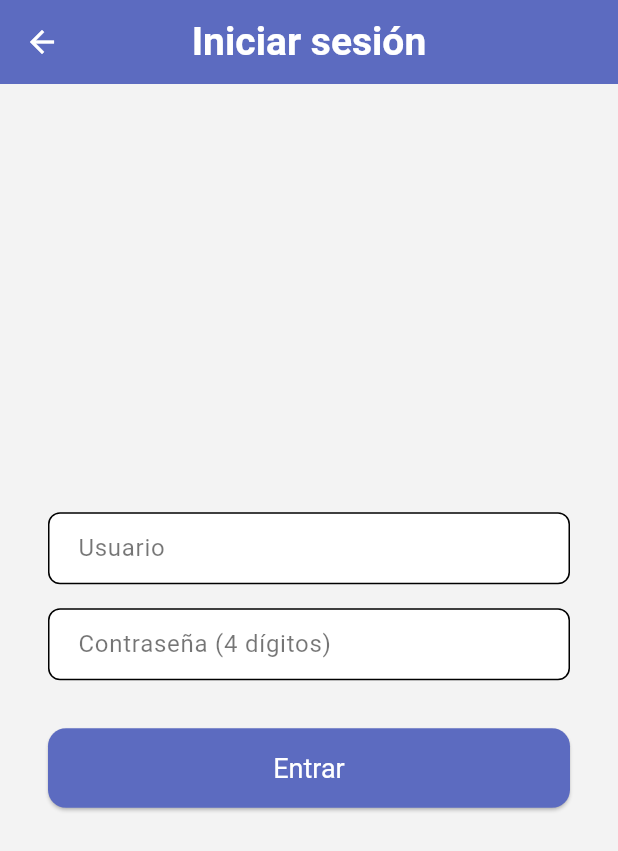
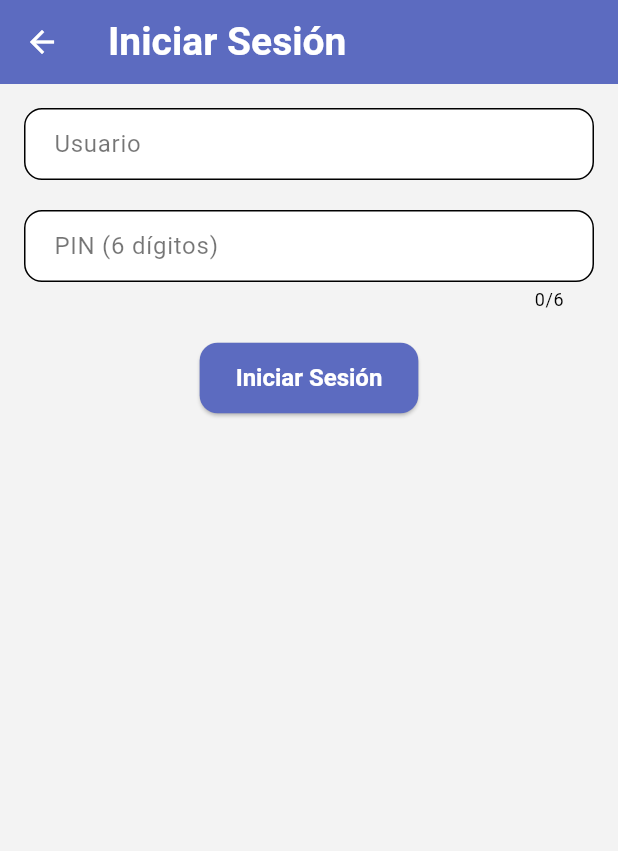
Before and after one commit to ItsMrMet/Monkey_D_Bar, a Flutter app: the screen it shows after launch, after a tap on "Iniciar sesión", on a phone screen of 412 x 824 dp. Shown: the top 851 px of the screen. Run offline on Flutter 3.47's test engine with Material 3 defaults, Android fonts, the light colour scheme and no system bars; our stand-ins replace cloud_firestore, firebase_auth, firebase_core; accounts and stored records are empty.

```diff
--- a/monkey_d_bar/lib/main.dart
+++ b/monkey_d_bar/lib/main.dart
@@ -4,8 +4,6 @@ import 'firebase_options.dart'; // Importa tu archivo
 
 import 'package:monkey_d_bar/theme.dart';
 import 'screens/welcome_page.dart';
-import 'screens/login_page.dart';
-import 'screens/register_page.dart';
 
 void main() async {
   WidgetsFlutterBinding.ensureInitialized();
@@ -45,11 +43,44 @@ class _AppRootState extends State<AppRoot> {
       title: 'Monkey D. Bar',
       debugShowCheckedModeBanner: false,
       theme: _currentTheme,
-      home: WelcomePage(onLoginSuccess: switchTheme),
-      routes: {
-        '/login': (_) => LoginPage(onLoginSuccess: switchTheme),
-        '/register': (_) => const RegisterPage(),
-      },
+      home: WelcomePageWrapper(
+        onThemeChange: switchTheme,
+      ),
     );
   }
 }
+
+class WelcomePageWrapper extends StatelessWidget {
+  final void Function(String faction) onThemeChange;
+  const WelcomePageWrapper({super.key, required this.onThemeChange});
+
+  @override
+  Widget build(BuildContext context) {
+    return WelcomePageWrapperInner(onThemeChange: onThemeChange);
+  }
+}
+
+// Esto permite pasar el callback de tema a login/register y a CardPage
+class WelcomePageWrapperInner extends StatelessWidget {
+  final void Function(String faction) onThemeChange;
+  const WelcomePageWrapperInner({super.key, required this.onThemeChange});
+
+  @override
+  Widget build(BuildContext context) {
+    return WelcomePageCustom(
+      onThemeChange: onThemeChange,
+    );
+  }
+}
+
+class WelcomePageCustom extends StatelessWidget {
+  final void Function(String faction) onThemeChange;
+  const WelcomePageCustom({super.key, required this.onThemeChange});
+
+  @override
+  Widget build(BuildContext context) {
+    return WelcomePage(
+        // Ahora WelcomePage ya no recibe onLoginSuccess, solo navegamos directo
+        );
+  }
+}
--- a/monkey_d_bar/lib/screens/login_page.dart
+++ b/monkey_d_bar/lib/screens/login_page.dart
@@ -1,105 +1,86 @@
 import 'package:flutter/material.dart';
-import 'package:cloud_firestore/cloud_firestore.dart';
+import '../services/auth_service.dart';
 import 'card_page.dart';
 
 class LoginPage extends StatefulWidget {
-  final void Function(String faction) onLoginSuccess;
-  const LoginPage({super.key, required this.onLoginSuccess});
+  const LoginPage({super.key});
 
   @override
-  State<LoginPage> createState() => _LoginPageState();
+  _LoginPageState createState() => _LoginPageState();
 }
 
 class _LoginPageState extends State<LoginPage> {
-  final TextEditingController _usernameController = TextEditingController();
-  final TextEditingController _passwordController = TextEditingController();
+  final _usernameController = TextEditingController();
+  final _pinController = TextEditingController();
+  final AuthService _authService = AuthService();
 
-  void _loginUser() async {
+  void _login() async {
     final username = _usernameController.text.trim();
-    final password = _passwordController.text.trim();
+    final pin = _pinController.text.trim();
 
-    if (username.isEmpty || password.length != 4) {
+    if (username.isEmpty || pin.isEmpty) {
       _showSnackbar('Completa todos los campos.');
       return;
     }
 
-    try {
-      final doc = await FirebaseFirestore.instance
-          .collection('users')
-          .doc(username)
-          .get();
+    if (pin.length != 6) {
+      _showSnackbar('El PIN debe tener 6 dígitos.');
+      return;
+    }
 
-      if (!doc.exists || doc['password'] != password) {
-        _showSnackbar('Credenciales inválidas.');
-        return;
-      }
+    final error = await _authService.loginUser(username: username, pin: pin);
 
-      final faction = doc['faction'];
+    if (error != null) {
+      _showSnackbar(error);
+      return;
+    }
 
-      // 👉 Cambia el tema antes de navegar
-      widget.onLoginSuccess(faction);
+    final faction = await _authService.getFaction(username);
+    if (faction == null) {
+      _showSnackbar('Error al obtener la facción');
+      return;
+    }
 
-      Navigator.pushReplacement(
-        context,
-        MaterialPageRoute(
-          builder: (_) => CardPage(username: username, faction: faction),
-        ),
-      );
-    } catch (e) {
-      _showSnackbar('Ocurrió un error. Intenta de nuevo.');
-    }
+    _showSnackbar('Login exitoso');
+
+    Navigator.pushReplacement(
+      context,
+      MaterialPageRoute(
+        builder: (_) => CardPage(username: username, faction: faction),
+      ),
+    );
   }
 
-  void _showSnackbar(String msg) {
-    ScaffoldMessenger.of(context).showSnackBar(SnackBar(content: Text(msg)));
+  void _showSnackbar(String message) {
+    ScaffoldMessenger.of(context).showSnackBar(
+      SnackBar(content: Text(message)),
+    );
   }
 
   @override
   Widget build(BuildContext context) {
     return Scaffold(
-      appBar: AppBar(
-        title: const Text('Iniciar sesión'),
-        centerTitle: true,
-      ),
+      appBar: AppBar(title: const Text('Iniciar Sesión')),
       body: Padding(
-        padding: const EdgeInsets.symmetric(horizontal: 32.0, vertical: 48.0),
+        padding: const EdgeInsets.all(16.0),
         child: Column(
-          mainAxisAlignment: MainAxisAlignment.center,
           children: [
             TextField(
               controller: _usernameController,
-              decoration: InputDecoration(
-                labelText: 'Usuario',
-                border: OutlineInputBorder(
-                  borderRadius: BorderRadius.circular(8),
-                ),
-              ),
+              decoration: const InputDecoration(labelText: 'Usuario'),
             ),
-            const SizedBox(height: 16),
+            const SizedBox(height: 20),
             TextField(
-              controller: _passwordController,
+              controller: _pinController,
+              decoration: const InputDecoration(labelText: 'PIN (6 dígitos)'),
               obscureText: true,
-              maxLength: 4,
+              maxLength: 6,
               keyboardType: TextInputType.number,
-              decoration: InputDecoration(
-                labelText: 'Contraseña (4 dígitos)',
-                border: OutlineInputBorder(
-                  borderRadius: BorderRadius.circular(8),
-                ),
-                counterText: '',
-              ),
             ),
-            const SizedBox(height: 32),
-            SizedBox(
-              width: double.infinity,
-              child: ElevatedButton(
-                onPressed: _loginUser,
-                style: ElevatedButton.styleFrom(
-                  padding: const EdgeInsets.symmetric(vertical: 16),
-                  textStyle: const TextStyle(fontSize: 18),
-                ),
-                child: const Text('Entrar'),
-              ),
+            const SizedBox(height: 20),
+            ElevatedButton(
+              onPressed: _login,
+              child: const Text('Iniciar Sesión'),
             ),
           ],
         ),
--- a/monkey_d_bar/lib/screens/welcome_page.dart
+++ b/monkey_d_bar/lib/screens/welcome_page.dart
@@ -3,8 +3,7 @@ import 'login_page.dart';
 import 'register_page.dart';
 
 class WelcomePage extends StatelessWidget {
-  final void Function(String faction) onLoginSuccess;
-  const WelcomePage({super.key, required this.onLoginSuccess});
+  const WelcomePage({super.key});
 
   @override
   Widget build(BuildContext context) {
@@ -41,7 +40,7 @@ class WelcomePage extends StatelessWidget {
                   Navigator.push(
                     context,
                     MaterialPageRoute(
-                      builder: (_) => LoginPage(onLoginSuccess: onLoginSuccess),
+                      builder: (_) => const LoginPage(),
                     ),
                   );
                 },
@@ -59,7 +58,9 @@ class WelcomePage extends StatelessWidget {
                 onPressed: () {
                   Navigator.push(
                     context,
-                    MaterialPageRoute(builder: (_) => const RegisterPage()),
+                    MaterialPageRoute(
+                      builder: (_) => const RegisterPage(),
+                    ),
                   );
                 },
                 style: OutlinedButton.styleFrom(
--- a/monkey_d_bar/pubspec.yaml
+++ b/monkey_d_bar/pubspec.yaml
@@ -36,6 +36,9 @@ dependencies:
   cupertino_icons: ^1.0.8
   firebase_core: ^2.15.0
   cloud_firestore: ^4.5.0
+  crypto: ^3.0.3
+  firebase_auth: ^4.16.0
+  firebase_auth_web: ^5.9.0
 
 dev_dependencies:
   flutter_test:
```
Also changed, not shown: monkey_d_bar/lib/screens/register_page.dart (+89 -73 lines), monkey_d_bar/lib/services/auth_service.dart (+59 -16 lines), monkey_d_bar/pubspec.lock, 4 other files.
